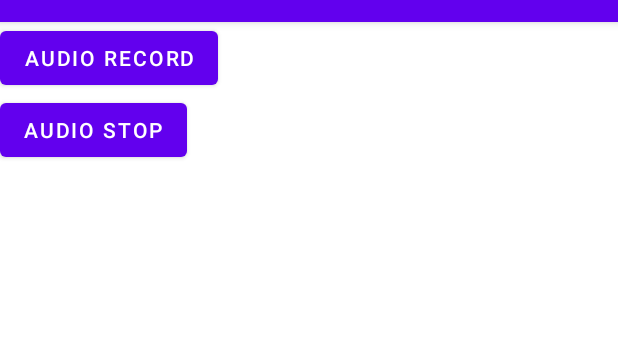
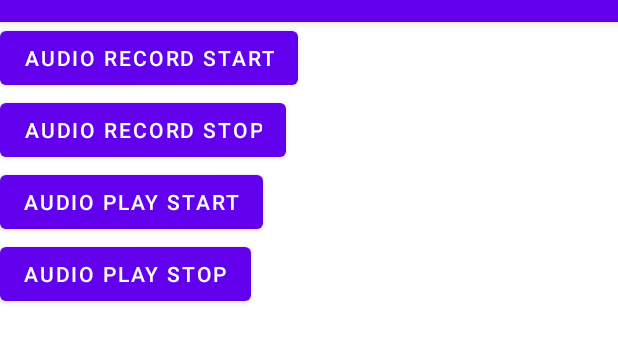
Before and after one commit to tangtingyun/JiaPlayer, an Android app: the screen it shows after launch (NavHostActivity), after a tap on "Hello World!", on a phone screen of 412 x 824 dp, the part 62-425 px from its top. Run offline under Robolectric (Android 15) with nearby library versions, the light colour scheme and no system bars; libraries missing offline, so code that uses them is left out: com.blankj.utilcode, com.permissionx.guolindev; 23 statements that could not run were skipped.

Commit message:
audio播放

```diff
--- a/app/src/main/java/com/jingjing/study/MainActivity.kt
+++ b/app/src/main/java/com/jingjing/study/MainActivity.kt
@@ -27,17 +27,6 @@ class MainActivity : AppCompatActivity() {
         binding.sampleText.setOnClickListener {
             startActivity(Intent(this, NavHostActivity::class.java))
         }
-        var identity = "0000000000000000"
-        var uuid = UUID.nameUUIDFromBytes(
-            identity.toByteArray(
-                StandardCharsets.UTF_8
-            )
-        )
-
-        var uuid2 = UUID.fromString(uuid.toString())
-        logx(uuid.toString())
-        logx("2  : $uuid2")
-        logx("3  : ${Secure.getString(contentResolver, Secure.ANDROID_ID)}")
     }
 
     /**
--- a/app/src/main/java/com/jingjing/study/NavHostActivity.kt
+++ b/app/src/main/java/com/jingjing/study/NavHostActivity.kt
@@ -1,14 +1,28 @@
 package com.jingjing.study
 
+import android.media.MediaCodecList
+import android.os.Bundle
 import androidx.appcompat.app.AppCompatActivity
-import android.os.Bundle
-import com.blankj.utilcode.util.LogUtils
 import com.blankj.utilcode.util.Utils
+import com.jingjing.study.extension.logx
+
 
 class NavHostActivity : AppCompatActivity() {
     override fun onCreate(savedInstanceState: Bundle?) {
         super.onCreate(savedInstanceState)
         Utils.init(application)
         setContentView(R.layout.activity_nav_host)
+
+        val list = MediaCodecList(MediaCodecList.REGULAR_CODECS) //REGULAR_CODECS参考api说明
+        val codecs = list.codecInfos
+        logx("Decoders: ")
+        for (codec in codecs) {
+            if (codec.isEncoder) continue
+            logx(codec.name)
+        }
+        logx("Encoders: ")
+        for (codec in codecs) {
+            if (codec.isEncoder) logx(codec.name)
+        }
     }
 }
--- a/app/src/main/java/com/jingjing/study/audio/AudioFragment.kt
+++ b/app/src/main/java/com/jingjing/study/audio/AudioFragment.kt
@@ -7,7 +7,6 @@ import android.view.LayoutInflater
 import android.view.View
 import android.view.ViewGroup
 import android.widget.Toast
-import com.jingjing.study.R
 import com.jingjing.study.databinding.FragmentAudioBinding
 import com.permissionx.guolindev.PermissionX
 
@@ -15,6 +14,8 @@ class AudioFragment : Fragment() {
     private lateinit var fragmentAudioBinding: FragmentAudioBinding
     private val mAudioRecordHelper = AudioRecordHelper()
     private val mAsynAudioRecordHelper = AudioRecordAsynHelper()
+    private val mAudioPlayerHelper = AudioPlayerPcmHelper()
+    private val mAudioAACPlayer = AudioPlayerAACHelper()
 
     override fun onCreateView(
         inflater: LayoutInflater, container: ViewGroup?,
@@ -46,6 +47,14 @@ class AudioFragment : Fragment() {
         fragmentAudioBinding.btnStop.setOnClickListener {
             mAsynAudioRecordHelper.free()
         }
+
+        fragmentAudioBinding.btnPlay.setOnClickListener {
+            mAudioAACPlayer.playAAc(requireContext())
+        }
+
+        fragmentAudioBinding.btnPlayStop.setOnClickListener {
+            mAudioPlayerHelper.free()
+        }
     }
 
     companion object {
--- /dev/null
+++ b/app/src/main/java/com/jingjing/study/audio/AudioPlayerAACHelper.kt
@@ -0,0 +1,195 @@
+package com.jingjing.study.audio
+
+import android.content.Context
+import android.media.*
+import android.os.Build
+import com.blankj.utilcode.util.FileIOUtils
+import com.jingjing.study.extension.logx
+import java.io.IOException
+import java.nio.ByteBuffer
+import kotlin.math.min
+
+
+class AudioPlayerAACHelper {
+    private val minBufferSizeInBytes: Int
+    private val audioTrack: AudioTrack
+    private var mBytesWritten = 0
+
+    @Volatile
+    private var isPlaying = false
+
+    private lateinit var decoderAAC: MediaCodec
+
+    init {
+        // 获取音频数据缓冲段大小
+        minBufferSizeInBytes = AudioTrack.getMinBufferSize(
+            sampleRateInHz, outputChannelConfig, audioFormat
+        )
+
+        logx("AudioTrack AudioPlayerAACHelper buffer size: $minBufferSizeInBytes")
+
+        val audioAttributes = AudioAttributes.Builder()
+            .setLegacyStreamType(streamType)
+            .build()
+
+        val audioFormat = AudioFormat.Builder()
+            .setChannelMask(outputChannelConfig)
+            .setEncoding(audioFormat)
+            .setSampleRate(sampleRateInHz).build()
+        // 初始化音频播放
+        audioTrack = AudioTrack(
+            audioAttributes,
+            audioFormat,
+            minBufferSizeInBytes,
+            trackMode,
+            AudioManager.AUDIO_SESSION_ID_GENERATE
+        )
+        mBytesWritten = 0
+    }
+
+    private var fileEof = false
+
+    fun playAAc(ctx: Context) {
+        Thread {
+            val inputStream = ctx.assets.open("Stranger.aac")
+
+            val mediaExtractor = MediaExtractor()
+
+            val openFd = ctx.assets.openFd("Stranger.aac")
+
+            mediaExtractor.setDataSource(openFd.fileDescriptor, openFd.startOffset, openFd.length)
+//            mediaExtractor.setDataSource("file:///android_asset/Stranger.aac")
+            for (index in 0 until mediaExtractor.trackCount) {
+                val trackFormat = mediaExtractor.getTrackFormat(index)
+                val mime = trackFormat.getString(MediaFormat.KEY_MIME)
+                logx("mime:   $mime")
+            }
+
+
+//            isPlaying = true
+//            decoderAAC = MediaCodec.createDecoderByType(MediaFormat.MIMETYPE_AUDIO_AAC)
+//            val medFormat = MediaFormat.createAudioFormat(
+//                MediaFormat.MIMETYPE_AUDIO_RAW, sampleRateInHz, 2
+//            )
+//            decoderAAC.setCallback(object : MediaCodec.Callback() {
+//                override fun onInputBufferAvailable(codec: MediaCodec, inputBufferId: Int) {
+//                    logx("输入 input 可用   ------------  $inputBufferId ")
+//
+//                    val codecInputBuffer: ByteBuffer = decoderAAC.getInputBuffer(inputBufferId)!!
+//                    val capacity = codecInputBuffer.capacity()
+//                    val finalCapacity = min(capacity, minBufferSizeInBytes)
+//                    val buffer = ByteArray(finalCapacity)
+//
+//                    try {
+//                        val readSize = inputStream.read(buffer)
+//                        if (readSize != -1 && isPlaying) {
+//                            codecInputBuffer.put(buffer, 0, readSize)
+//                            decoderAAC.queueInputBuffer(
+//                                inputBufferId,
+//                                0,
+//                                readSize,
+//                                0,
+//                                0
+//                            )
+//                        } else if (readSize == -1 && !fileEof) {
+//                            fileEof = true
+//                            try {
+//                                inputStream.close()
+//                            } catch (e: IOException) {
+//                                e.printStackTrace()
+//                            }
+//                        }
+//                    } catch (e: IOException) {
+//                        e.printStackTrace()
+//                    }
+//                }
+//
+//                override fun onOutputBufferAvailable(
+//                    codec: MediaCodec,
+//                    outputBufferId: Int,
+//                    info: MediaCodec.BufferInfo
+//                ) {
+//                    logx(" 输出output 可用  ------------  $outputBufferId  infoSize : ${info.size}  flag:  ${info.flags}  offsets:  ${info.offset}")
+//
+//                    val oneADTSFrameBytes = ByteArray(info.size)
+//
+//                    val outputBuffer = decoderAAC.getOutputBuffer(outputBufferId)!!
+//
+//                    outputBuffer.get(oneADTSFrameBytes, 0, info.size);
+//
+//                    val bytesWritten: Int = writeToAudioTrack(audioTrack, oneADTSFrameBytes)
+//
+//                    decoderAAC.releaseOutputBuffer(outputBufferId, false)
+//                    if (info.flags == MediaCodec.BUFFER_FLAG_END_OF_STREAM) {
+//                        decoderAAC.stop()
+//                        decoderAAC.release()
+//                        logx(" 释放解码器 ---  ")
+//                    }
+//                }
+//
+//                override fun onError(codec: MediaCodec, e: MediaCodec.CodecException) {
+//                    logx(" onError   $e")
+//                }
+//
+//                override fun onOutputFormatChanged(codec: MediaCodec, format: MediaFormat) {
+//                    logx(" onOutputFormatChanged   ${format.toString()}")
+//                }
+//
+//            })
+//            decoderAAC.configure(
+//                medFormat,
+//                null, null, MediaCodec.CONFIGURE_FLAG_ENCODE
+//            )
+//            decoderAAC.start()
+        }.start()
+    }
+
+
+    fun play(ctx: Context) {
+        val inputStream = ctx.assets.open("44100_s16le_2.pcm")
+        isPlaying = true
+        Thread {
+            try {
+                val data = ByteArray(minBufferSizeInBytes * 2)
+                while (inputStream.read(data) != -1 && isPlaying) {
+                    logx("AudioTrack 从流中读取: ${data.size}  isPlaying  $isPlaying")
+
+                    val bytesWritten: Int = writeToAudioTrack(audioTrack, data)
+                    mBytesWritten += bytesWritten
+                }
+
+            } catch (e: IOException) {
+                e.printStackTrace()
+            } finally {
+                try {
+                    inputStream.close()
+                } catch (e: IOException) {
+                    e.printStackTrace()
+                }
+            }
+        }.start()
+    }
+
+    private fun writeToAudioTrack(audioTrack: AudioTrack, bytes: ByteArray): Int {
+        if (audioTrack.playState != AudioTrack.PLAYSTATE_PLAYING) {
+            logx("AudioTrack not playing, restarting : " + audioTrack.hashCode())
+            audioTrack.play()
+        }
+        var count = 0
+        while (count < bytes.size && isPlaying) {
+            // Note that we don't take bufferCopy.mOffset into account because
+            // it is guaranteed to be 0.
+            val written = audioTrack.write(bytes, count, bytes.size)
+            logx("AudioTrack 写入播放: $written   isPlaying  $isPlaying")
+            if (written <= 0) {
+                break
+            }
+            count += written
+        }
+        return count
+    }
+
+    fun free() {
+        isPlaying = false
+    }
+}
--- /dev/null
+++ b/app/src/main/java/com/jingjing/study/audio/AudioPlayerPcmHelper.kt
@@ -0,0 +1,95 @@
+package com.jingjing.study.audio
+
+import android.content.Context
+import android.media.*
+import android.os.Build
+import com.blankj.utilcode.util.FileIOUtils
+import com.jingjing.study.extension.logx
+import java.io.IOException
+import java.nio.ByteBuffer
+import kotlin.math.min
+
+
+class AudioPlayerPcmHelper {
+    private val minBufferSizeInBytes: Int
+    private val audioTrack: AudioTrack
+    private var mBytesWritten = 0
+
+    @Volatile
+    private var isPlaying = false
+
+    init {
+        // 获取音频数据缓冲段大小
+        minBufferSizeInBytes = AudioTrack.getMinBufferSize(
+            sampleRateInHz, outputChannelConfig, audioFormat
+        )
+
+        logx("AudioTrack buffer size: $minBufferSizeInBytes")
+
+        val audioAttributes = AudioAttributes.Builder()
+            .setLegacyStreamType(streamType)
+            .build()
+
+        val audioFormat = AudioFormat.Builder()
+            .setChannelMask(outputChannelConfig)
+            .setEncoding(audioFormat)
+            .setSampleRate(sampleRateInHz).build()
+        // 初始化音频播放
+        audioTrack = AudioTrack(
+            audioAttributes,
+            audioFormat,
+            minBufferSizeInBytes,
+            trackMode,
+            AudioManager.AUDIO_SESSION_ID_GENERATE
+        )
+        mBytesWritten = 0
+    }
+
+    fun play(ctx: Context) {
+        val inputStream = ctx.assets.open("44100_s16le_2.pcm")
+        isPlaying = true
+        Thread {
+            try {
+                val data = ByteArray(minBufferSizeInBytes * 2)
+                while (inputStream.read(data) != -1 && isPlaying) {
+                    logx("AudioTrack 从流中读取: ${data.size}  isPlaying  $isPlaying")
+
+                    val bytesWritten: Int = writeToAudioTrack(audioTrack, data)
+                    mBytesWritten += bytesWritten
+                }
+
+            } catch (e: IOException) {
+                e.printStackTrace()
+            } finally {
+                try {
+                    inputStream.close()
+                } catch (e: IOException) {
+                    e.printStackTrace()
+                }
+            }
+        }.start()
+    }
+
+    private fun writeToAudioTrack(audioTrack: AudioTrack, bytes: ByteArray): Int {
+        if (audioTrack.playState != AudioTrack.PLAYSTATE_PLAYING) {
+            logx("AudioTrack not playing, restarting : " + audioTrack.hashCode())
+            audioTrack.play()
+        }
+        var count = 0
+        while (count < bytes.size && isPlaying) {
+            // Note that we don't take bufferCopy.mOffset into account because
+            // it is guaranteed to be 0.
+            val written = audioTrack.write(bytes, count, bytes.size)
+            logx("AudioTrack 写入播放: $written   isPlaying  $isPlaying")
+            if (written <= 0) {
+                break
+            }
+            count += written
+        }
+        return count
+    }
+
+    fun free() {
+        isPlaying = false
+    }
+}
--- a/app/src/main/java/com/jingjing/study/audio/AudioRecordAsynHelper.kt
+++ b/app/src/main/java/com/jingjing/study/audio/AudioRecordAsynHelper.kt
@@ -51,7 +51,7 @@ class AudioRecordAsynHelper {
         backHandler.post {
             inAudioBufferSize =
                 AudioRecord.getMinBufferSize(sampleRateInHz, inputChannelConfig, audioFormat)
-            logx("AudioRecord buffer size: $inAudioBufferSize")
+            logx("AudioRecordAsynHelper buffer size: $inAudioBufferSize")
             mAudioRecordMic = AudioRecord(
                 audioSource,
                 sampleRateInHz,
--- a/app/src/main/res/layout/fragment_audio.xml
+++ b/app/src/main/res/layout/fragment_audio.xml
@@ -10,11 +10,23 @@
         android:id="@+id/btn_start"
         android:layout_width="wrap_content"
         android:layout_height="wrap_content"
-        android:text="@string/audio_record" />
+        android:text="@string/audio_record_start" />
 
     <Button
         android:id="@+id/btn_stop"
         android:layout_width="wrap_content"
         android:layout_height="wrap_content"
-        android:text="@string/audio_stop" />
+        android:text="@string/audio_record_stop" />
+
+    <Button
+        android:id="@+id/btn_play"
+        android:layout_width="wrap_content"
+        android:layout_height="wrap_content"
+        android:text="@string/audio_play_start" />
+
+    <Button
+        android:id="@+id/btn_play_stop"
+        android:layout_width="wrap_content"
+        android:layout_height="wrap_content"
+        android:text="@string/audio_play_stop" />
 </LinearLayout>
--- a/app/src/main/res/values/strings.xml
+++ b/app/src/main/res/values/strings.xml
@@ -4,7 +4,10 @@
     <string name="audio_fragment">Audio Fragment</string>
 
 
-    <string name="audio_record">audio record</string>
+    <string name="audio_record_start">audio record start</string>
+    <string name="audio_record_stop">audio record stop</string>
 
-    <string name="audio_stop">audio stop</string>
+
+    <string name="audio_play_start">audio play start</string>
+    <string name="audio_play_stop">audio play stop</string>
 </resources>
```
Also changed, not shown: app/src/main/java/com/jingjing/study/audio/AudioPlayerHelper.kt (deleted, +0 -36 lines), 3 other files.
